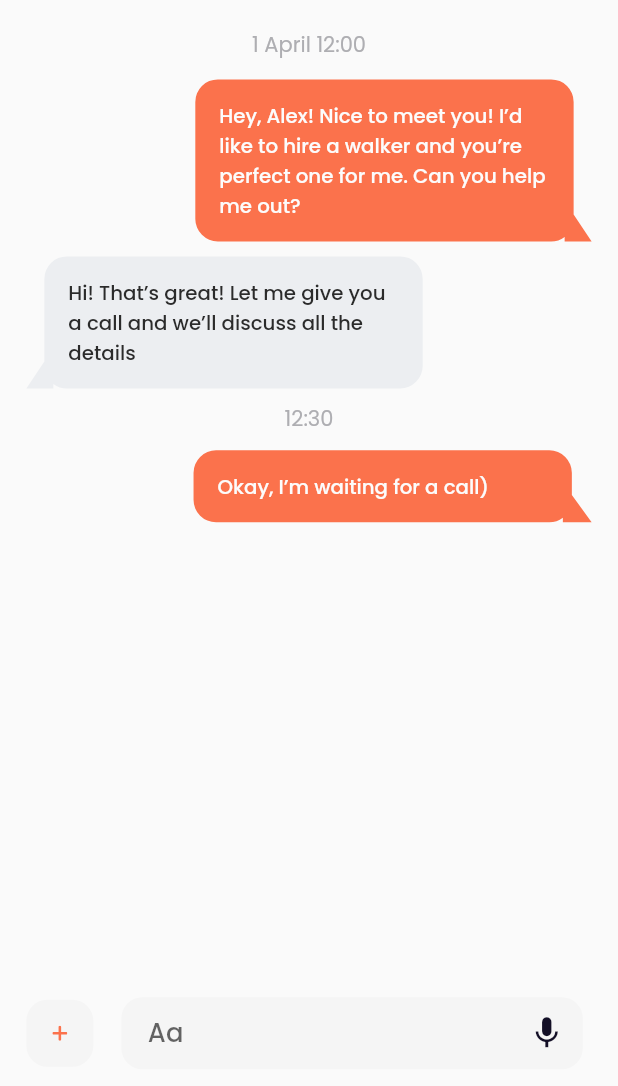
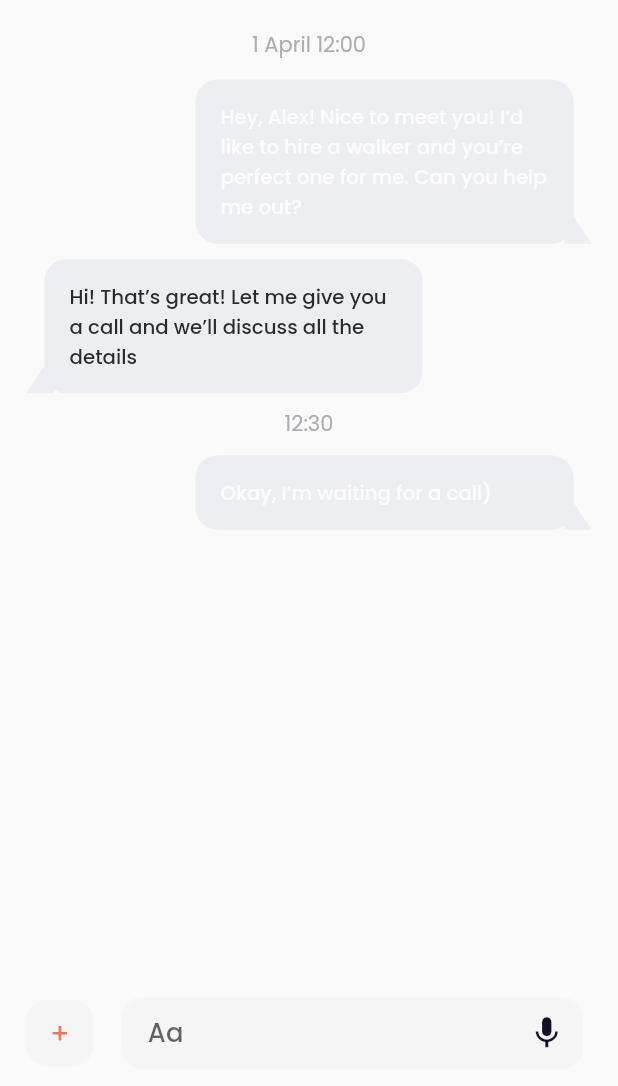
Before and after one commit to BarryDaBee/woo-dog, a Flutter app: the ChatView screen opened directly, on a phone screen of 412 x 824 dp, the part 150-1236 px from its top. Run offline on Flutter 3.47's test engine with Material 2 defaults, Android fonts, the phone set to English and light mode, and no system bars; drawn by our look-alikes of bubble; our stand-ins replace flutter_screenutil, flutter_svg, get_it, google_fonts, stacked.

Commit message:
Code cleanup

```diff
--- a/lib/core/exports.dart
+++ b/lib/core/exports.dart
@@ -4,3 +4,4 @@ export 'package:flutter/material.dart';
 export 'extensions/string_extension.dart';
 export 'package:acumen_app/ui/widgets/custom_text.dart';
 export 'package:acumen_app/ui/shared/app_colors.dart';
+export 'routes.dart';
--- a/lib/main.dart
+++ b/lib/main.dart
@@ -1,9 +1,7 @@
-import 'package:acumen_app/ui/views/root_view/root_view.dart';
 import 'package:flutter/material.dart';
 
 import 'core/exports.dart';
 import 'core/locator.dart';
-import 'ui/views/chat_view/chat_view.dart';
 
 void main() {
   WidgetsFlutterBinding.ensureInitialized();
@@ -24,7 +22,8 @@ class WooDogApp extends StatelessWidget {
         theme: ThemeData(
           primarySwatch: Colors.blue,
         ),
-        home: const ChatView(),
+        initialRoute: Routes.onboardingView,
+        onGenerateRoute: Routes.onGenerateRoute,
       ),
     );
   }
--- a/lib/ui/views/chat_view/chat_view.dart
+++ b/lib/ui/views/chat_view/chat_view.dart
@@ -48,7 +48,7 @@ class ChatView extends StatelessWidget {
                         const CustomText(
                           'Online',
                           fontSize: 13,
-                          color: Color(0xFFAEAEB2),
+                          color: AppColors.lightGrey,
                           fontWeight: FontWeight.w500,
                         )
                       ],
@@ -69,98 +69,31 @@ class ChatView extends StatelessWidget {
                 children: [
                   const CustomText(
                     '1 April 12:00',
-                    color: Color(0xFFAEAEB2),
+                    color: AppColors.lightGrey,
                     textAlign: TextAlign.center,
                   ),
                   SizedBox(height: 12.h),
-                  Row(
-                    mainAxisAlignment: MainAxisAlignment.end,
-                    children: [
-                      Bubble(
-                        color: AppColors.orangeDark,
-                        elevation: 0,
-                        showNip: true,
-                        radius: const Radius.circular(15),
-                        nip: BubbleNip.rightBottom,
-                        nipHeight: 18,
-                        nipWidth: 12,
-                        child: SizedBox(
-                          width: 215.w,
-                          child: const Padding(
-                            padding: EdgeInsets.all(8.0),
-                            child: CustomText(
+                  const ChatBubble(
+                    message:
                         'Hey, Alex! Nice to meet you! I’d like to hire a walker and you’re perfect one for me. Can you help me out?',
-                              color: AppColors.white,
-                              textAlign: TextAlign.left,
-                              fontWeight: FontWeight.w500,
-                              fontSize: 13,
+                    isUserMessage: true,
                   ),
-                          ),
-                        ),
-                      ),
-                    ],
-                  ),
-                  const SizedBox(height: 10),
-                  Row(
-                    mainAxisAlignment: MainAxisAlignment.start,
-                    children: [
-                      Bubble(
-                        elevation: 0,
-                        color: const Color(0xFFECEEF1),
-                        showNip: true,
-                        radius: const Radius.circular(15),
-                        nip: BubbleNip.leftBottom,
-                        nipHeight: 18,
-                        nipWidth: 12,
-                        child: SizedBox(
-                          width: 215.w,
-                          child: const Padding(
-                            padding: EdgeInsets.all(8.0),
-                            child: CustomText(
+                  SizedBox(height: 10.h),
+                  const ChatBubble(
+                    message:
                         'Hi! That’s great! Let me give you a call and we’ll discuss all the details',
-                              color: AppColors.black2B,
-                              textAlign: TextAlign.left,
-                              fontWeight: FontWeight.w500,
-                              fontSize: 13,
-                            ),
-                          ),
-                        ),
-                      ),
-                    ],
+                    isUserMessage: false,
                   ),
                   SizedBox(height: 10.h),
                   const CustomText(
                     '12:30',
-                    color: Color(0xFFAEAEB2),
+                    color: AppColors.lightGrey,
                     textAlign: TextAlign.center,
                   ),
                   SizedBox(height: 10.h),
-                  Row(
-                    mainAxisAlignment: MainAxisAlignment.end,
-                    children: [
-                      Bubble(
-                        color: AppColors.orangeDark,
-                        elevation: 0,
-                        showNip: true,
-                        radius: const Radius.circular(15),
-                        nip: BubbleNip.rightBottom,
-                        nipHeight: 18.h,
-                        nipWidth: 12.w,
-                        child: SizedBox(
-                          width: 215.w,
-                          child: const Padding(
-                            padding: EdgeInsets.all(8.0),
-                            child: CustomText(
-                              'Okay, I’m waiting for a call)',
-                              color: AppColors.white,
-                              textAlign: TextAlign.left,
-                              fontSize: 13,
-                              fontWeight: FontWeight.w500,
-                            ),
-                          ),
-                        ),
-                      ),
-                    ],
+                  const ChatBubble(
+                    message: 'Okay, I’m waiting for a call)',
+                    isUserMessage: true,
                   ),
                 ],
               ),
@@ -180,7 +113,18 @@ class ChatView extends StatelessWidget {
                     child: SvgPicture.asset('plus'.svg),
                   ),
                   SizedBox(width: 17.w),
-                  Container(
+                  buildChatBox(),
+                ],
+              ),
+            )
+          ],
+        ),
+      ),
+    );
+  }
+
+  Widget buildChatBox() {
+    return Container(
       decoration: BoxDecoration(
         color: AppColors.greyF5,
         borderRadius: BorderRadius.circular(14),
@@ -225,13 +169,48 @@ class ChatView extends StatelessWidget {
           ),
         ),
       ),
-                  ),
-                ],
-              ),
-            )
-          ],
-        ),
-      ),
     );
   }
 }
+
+class ChatBubble extends StatelessWidget {
+  final String message;
+  final bool isUserMessage;
+  const ChatBubble({
+    Key? key,
+    required this.message,
+    required this.isUserMessage,
+  }) : super(key: key);
+
+  @override
+  Widget build(BuildContext context) {
+    return Row(
+      mainAxisAlignment:
+          isUserMessage ? MainAxisAlignment.end : MainAxisAlignment.start,
+      children: [
+        Bubble(
+          elevation: 0,
+          color: const Color(0xFFECEEF1),
+          showNip: true,
+          radius: const Radius.circular(15),
+          nip: isUserMessage ? BubbleNip.rightBottom : BubbleNip.leftBottom,
+          nipHeight: 18,
+          nipWidth: 12,
+          child: SizedBox(
+            width: 215.w,
+            child: Padding(
+              padding: EdgeInsets.all(8.w),
+              child: CustomText(
+                message,
+                color: isUserMessage ? AppColors.white : AppColors.black2B,
+                textAlign: TextAlign.left,
+                fontWeight: FontWeight.w500,
+                fontSize: 13,
+              ),
+            ),
+          ),
+        ),
+      ],
+    );
+  }
+}
--- a/lib/ui/widgets/custom_gradient_button.dart
+++ b/lib/ui/widgets/custom_gradient_button.dart
@@ -9,7 +9,9 @@ class CustomGradientButton extends StatelessWidget {
 
   @override
   Widget build(BuildContext context) {
-    return Container(
+    return InkWell(
+      onTap: onTap,
+      child: Container(
         alignment: Alignment.center,
         height: 58,
         decoration: BoxDecoration(
@@ -29,6 +31,7 @@ class CustomGradientButton extends StatelessWidget {
           fontWeight: FontWeight.w700,
           color: AppColors.white,
         ),
+      ),
     );
   }
 }
--- a/lib/ui/widgets/custom_text_field.dart
+++ b/lib/ui/widgets/custom_text_field.dart
@@ -45,6 +45,7 @@ class _CustomTextFieldState extends State<CustomTextField> {
                     keyboardType: widget.inputType,
                     obscureText: shouldHide,
                     controller: _controller,
+                    cursorColor: AppColors.orangeDark,
                     onFieldSubmitted: widget.onSubmitted,
                     maxLines: 1,
                     decoration: const InputDecoration(
```
Also changed, not shown: lib/core/routes.dart (added, +48 -0 lines), lib/ui/views/auth_view/onboarding_view.dart (+9 -2 lines), lib/ui/views/auth_view/sign_in_view.dart (+11 -3 lines), lib/ui/views/auth_view/sign_up_view.dart (+11 -3 lines), lib/ui/views/walker_info_view/walker_info_view.dart (added, +60 -0 lines), lib/ui/widgets/walker_info_card.dart (+6 -1 lines), assets/images/voice.svg (deleted). Lines whose indentation alone changed are shown as unchanged.
